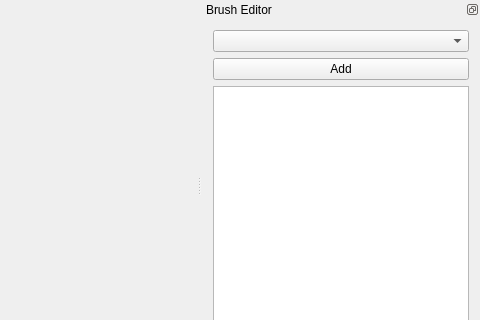
First picture: the form in MainWindow.ui, repository teamxy/qrush, before the edit; both pictures show x 181 to 661 and y 0 to 320 of the 661 by 502 pixel window.
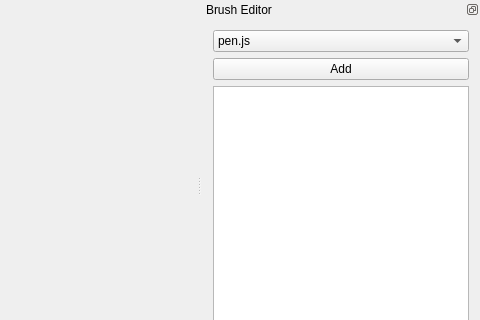
Second picture: the form after the edit.

Commit message: Prepare load and save brushes feature

```diff
--- a/MainWindow.ui
+++ b/MainWindow.ui
@@ -44,7 +44,16 @@
    <widget class="QWidget" name="dockWidgetContents">
     <layout class="QVBoxLayout" name="verticalLayout">
      <item>
-      <widget class="QComboBox" name="comboBox"/>
+      <widget class="QComboBox" name="comboBox">
+       <property name="currentText">
+        <string>pen.js</string>
+       </property>
+       <item>
+        <property name="text">
+         <string>pen.js</string>
+        </property>
+       </item>
+      </widget>
      </item>
      <item>
       <widget class="QPushButton" name="addButton">
```
The commit also changes 2 other files.
